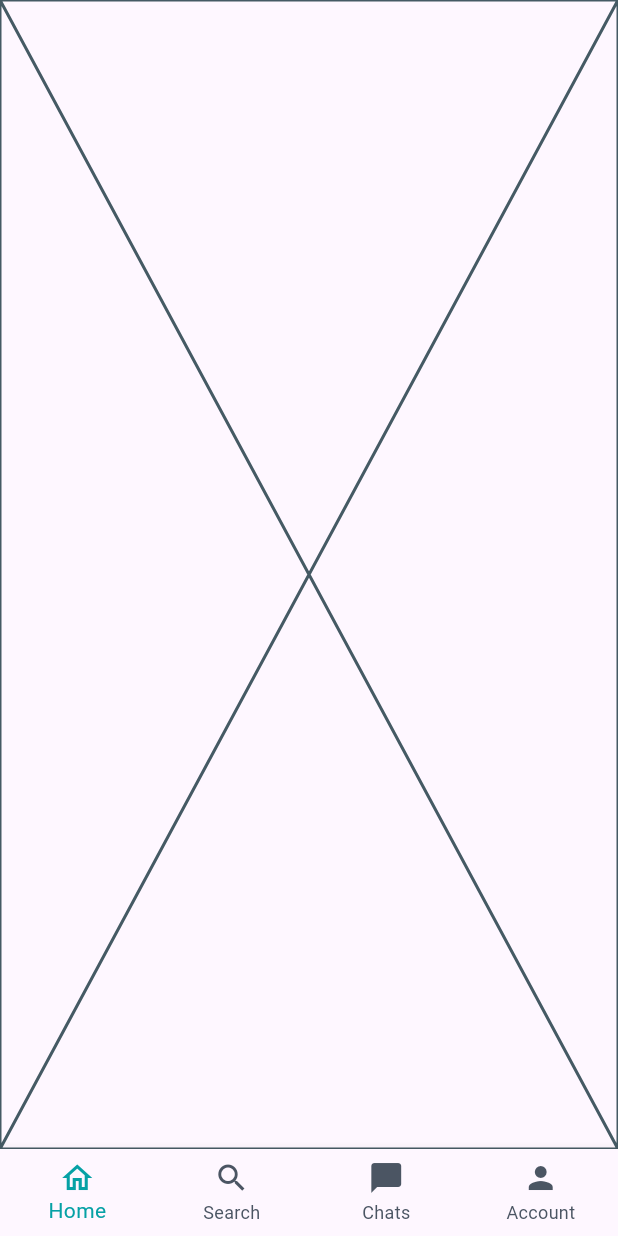
After one commit to fwdAndroid/volunter_management, a Flutter app: the screen it shows once a user with an empty profile is signed in, on a phone screen of 412 x 824 dp. The commit adds this screen. Run offline on Flutter 3.47's test engine with Material 3 defaults, Android fonts, the phone set to English and light mode, and no system bars; our stand-ins replace cloud_firestore, firebase_auth, firebase_core, google_fonts; accounts and stored records are empty.

Commit message:
Main Dashboard Ready

```diff
--- a/lib/screens/main/main_dashboard.dart
+++ b/lib/screens/main/main_dashboard.dart
@@ -1,15 +1,137 @@
 import 'package:flutter/material.dart';
+import 'package:volunter_management/screens/main/organizer_pages/event_organizer_screen.dart';
+import 'package:volunter_management/screens/main/organizer_pages/organizer_account_screen.dart';
+import 'package:volunter_management/screens/main/organizer_pages/organizer_chat_screen.dart';
+import 'package:volunter_management/screens/main/organizer_pages/organizer_home_screen.dart';
+import 'package:volunter_management/screens/main/organizer_pages/organizer_search_screen.dart';
+import 'package:volunter_management/screens/main/pages/account_screen.dart';
+import 'package:volunter_management/screens/main/pages/chat_screen.dart';
+import 'package:volunter_management/screens/main/pages/home_screen.dart';
+import 'package:volunter_management/screens/main/pages/search_screen.dart';
+import 'package:volunter_management/uitls/colors.dart';
+import 'package:volunter_management/wrapper/enum.dart';
 
 class MainDashboard extends StatefulWidget {
-  const MainDashboard({super.key});
+  final UserType userType;
+
+  const MainDashboard({super.key, required this.userType});
 
   @override
   State<MainDashboard> createState() => _MainDashboardState();
 }
 
 class _MainDashboardState extends State<MainDashboard> {
+  int _currentIndex = 0;
+  late List<Widget> _screens;
+
+  @override
+  void initState() {
+    super.initState();
+    _initializeScreens();
+  }
+
+  void _initializeScreens() {
+    switch (widget.userType) {
+      case UserType.organizer:
+        _screens = const [
+          OrganizerHomeScreen(),
+          OrganizerSearchScreen(),
+          OrganizerChatScreen(),
+          EventOrganizerScreen(),
+          OrganizerAcountScreen(),
+        ];
+        break;
+      case UserType.validator:
+        _screens = const [
+          OrganizerHomeScreen(),
+          OrganizerSearchScreen(),
+          OrganizerChatScreen(),
+          EventOrganizerScreen(),
+          OrganizerAcountScreen(),
+          // HomeValidate(),
+          // SearchValidate(),
+          // ChatValidate(),
+          // EventValidate(),
+          // AccountValidate(),
+        ];
+        break;
+      case UserType.volunteer:
+        _screens = const [
+          HomeScreen(),
+          SearchScreen(),
+          ChatScreen(),
+          AccountScreen(),
+        ];
+        break;
+    }
+  }
+
+  List<BottomNavigationBarItem> _getNavItems() {
+    switch (widget.userType) {
+      case UserType.organizer:
+        return _organizerNavItems();
+      case UserType.validator:
+        return _validatorNavItems();
+      case UserType.volunteer:
+        return _volunteerNavItems();
+    }
+  }
+
+  List<BottomNavigationBarItem> _organizerNavItems() {
+    return [
+      _buildNavItem(Icons.home_outlined, 'Home', 0),
+      _buildNavItem(Icons.search, 'Search', 1),
+      _buildNavItem(Icons.chat_bubble, 'Chats', 2),
+      _buildNavItem(Icons.event, 'Events', 3),
+      _buildNavItem(Icons.person, 'Account', 4),
+    ];
+  }
+
+  List<BottomNavigationBarItem> _validatorNavItems() {
+    return [
+      _buildNavItem(Icons.verified_user, 'Validate', 0),
+      _buildNavItem(Icons.search, 'Search', 1),
+      _buildNavItem(Icons.chat_bubble, 'Chats', 2),
+      _buildNavItem(Icons.event, 'Events', 3),
+      _buildNavItem(Icons.person, 'Account', 4),
+    ];
+  }
+
+  List<BottomNavigationBarItem> _volunteerNavItems() {
+    return [
+      _buildNavItem(Icons.home_outlined, 'Home', 0),
+      _buildNavItem(Icons.search, 'Search', 1),
+      _buildNavItem(Icons.chat_bubble, 'Chats', 2),
+      _buildNavItem(Icons.person, 'Account', 3),
+    ];
+  }
+
+  BottomNavigationBarItem _buildNavItem(
+    IconData icon,
+    String label,
+    int index,
+  ) {
+    return BottomNavigationBarItem(
+      icon: Icon(
+        icon,
+        color: _currentIndex == index ? mainColor : secondaryColor,
+      ),
+      label: label,
+    );
+  }
+
   @override
   Widget build(BuildContext context) {
-    return const Placeholder();
+    return Scaffold(
+      body: _screens[_currentIndex],
+      bottomNavigationBar: BottomNavigationBar(
+        currentIndex: _currentIndex,
+        onTap: (index) => setState(() => _currentIndex = index),
+        items: _getNavItems(),
+        type: BottomNavigationBarType.fixed,
+        selectedItemColor: mainColor,
+        unselectedItemColor: secondaryColor,
+      ),
+    );
   }
 }
--- /dev/null
+++ b/lib/screens/main/pages/home_screen.dart
@@ -0,0 +1,15 @@
+import 'package:flutter/material.dart';
+
+class HomeScreen extends StatefulWidget {
+  const HomeScreen({super.key});
+
+  @override
+  State<HomeScreen> createState() => _HomeScreenState();
+}
+
+class _HomeScreenState extends State<HomeScreen> {
+  @override
+  Widget build(BuildContext context) {
+    return const Placeholder();
+  }
+}
--- a/lib/screens/splash_screen.dart
+++ b/lib/screens/splash_screen.dart
@@ -1,7 +1,7 @@
 import 'dart:async';
 import 'package:flutter/material.dart';
-import 'package:volunter_management/screens/auth/login_screen.dart';
 import 'package:volunter_management/uitls/colors.dart';
+import 'package:volunter_management/wrapper/wrapper_class.dart';
 
 class SplashScreen extends StatefulWidget {
   const SplashScreen({super.key});
@@ -23,7 +23,7 @@ class _SplashScreenState extends State<SplashScreen> {
 
     Navigator.pushReplacement(
       context,
-      MaterialPageRoute(builder: (context) => LoginScreen()),
+      MaterialPageRoute(builder: (context) => Wrapper()),
     );
     // User? user = FirebaseAuth.instance.currentUser;
 
--- a/lib/uitls/colors.dart
+++ b/lib/uitls/colors.dart
@@ -4,3 +4,4 @@ final backgroundColor = Color(0xffF5F5F5);
 final mainColor = Color(0xff06A1A5);
 final colorWhite = Colors.white;
 final textColor = Color(0xff6C757D);
+final secondaryColor = Color(0xff4B5563);
--- /dev/null
+++ b/lib/wrapper/enum.dart
@@ -0,0 +1 @@
+enum UserType { volunteer, organizer, validator }
--- /dev/null
+++ b/lib/wrapper/wrapper_class.dart
@@ -0,0 +1,36 @@
+import 'package:firebase_auth/firebase_auth.dart';
+import 'package:flutter/material.dart';
+import 'package:volunter_management/screens/auth/login_screen.dart';
+import 'package:volunter_management/screens/main/main_dashboard.dart';
+import 'package:volunter_management/services/auth_methods.dart';
+import 'package:volunter_management/wrapper/enum.dart';
+
+class Wrapper extends StatelessWidget {
+  const Wrapper({super.key});
+
+  @override
+  Widget build(BuildContext context) {
+    return StreamBuilder<User?>(
+      stream: AuthMethods().authStateChanges,
+      builder: (context, snapshot) {
+        if (snapshot.connectionState == ConnectionState.active) {
+          final user = snapshot.data;
+          if (user == null) return LoginScreen();
+
+          return FutureBuilder<UserType>(
+            future: AuthMethods().getUserType(user.uid),
+            builder: (context, typeSnapshot) {
+              if (typeSnapshot.connectionState == ConnectionState.done) {
+                return MainDashboard(userType: typeSnapshot.data!);
+              }
+              return const Scaffold(
+                body: Center(child: CircularProgressIndicator()),
+              );
+            },
+          );
+        }
+        return const Scaffold(body: Center(child: CircularProgressIndicator()));
+      },
+    );
+  }
+}
```
Also changed, not shown: lib/screens/main/organizer_pages/event_organizer_screen.dart (added, +15 -0 lines), lib/screens/main/organizer_pages/organizer_account_screen.dart (added, +15 -0 lines), lib/screens/main/organizer_pages/organizer_chat_screen.dart (added, +15 -0 lines), lib/screens/main/organizer_pages/organizer_home_screen.dart (added, +15 -0 lines), lib/screens/main/organizer_pages/organizer_search_screen.dart (added, +15 -0 lines), lib/screens/main/pages/account_screen.dart (added, +15 -0 lines), lib/screens/main/pages/chat_screen.dart (added, +15 -0 lines), lib/screens/main/pages/search_screen.dart (added, +15 -0 lines), lib/services/auth_methods.dart (+17 -3 lines).
